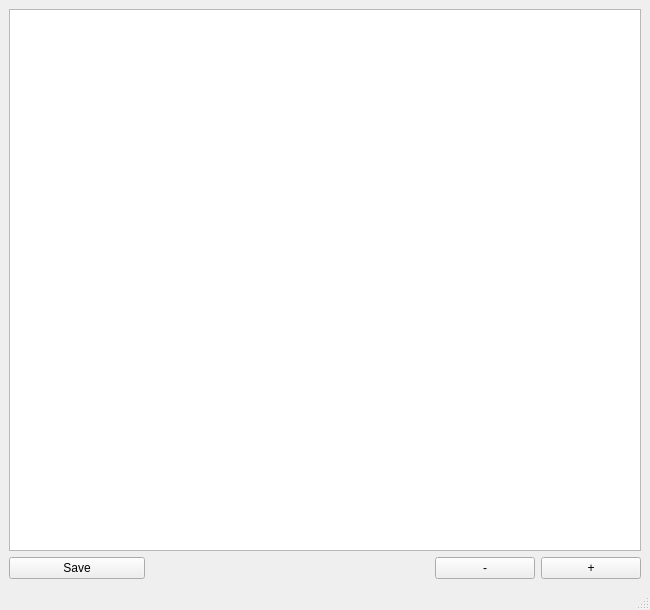
First picture: the form in layout/form.ui, repository alexvobo/SimpleCoinTracker, before the edit.
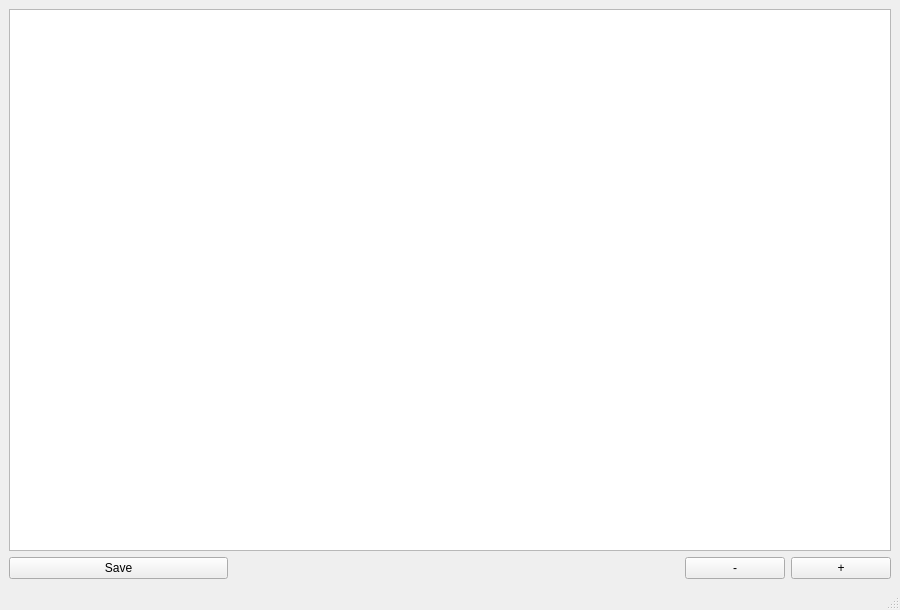
Second picture: the form after the edit.

Commit message: Added AMOUNT field, cleaned up UI some more added bitcoin symbol

Patch:
```diff
--- a/layout/form.ui
+++ b/layout/form.ui
@@ -6,10 +6,16 @@
    <rect>
     <x>0</x>
     <y>0</y>
-    <width>650</width>
+    <width>900</width>
     <height>610</height>
    </rect>
   </property>
+  <property name="sizePolicy">
+   <sizepolicy hsizetype="Fixed" vsizetype="Fixed">
+    <horstretch>0</horstretch>
+    <verstretch>0</verstretch>
+   </sizepolicy>
+  </property>
   <property name="minimumSize">
    <size>
     <width>650</width>
@@ -18,8 +24,8 @@
   </property>
   <property name="maximumSize">
    <size>
-    <width>650</width>
-    <height>16777215</height>
+    <width>900</width>
+    <height>1000</height>
    </size>
   </property>
   <property name="baseSize">
```
Left out of the diff: 4 changed lines with no effect on the pictures. The commit also changes 3 other files.
